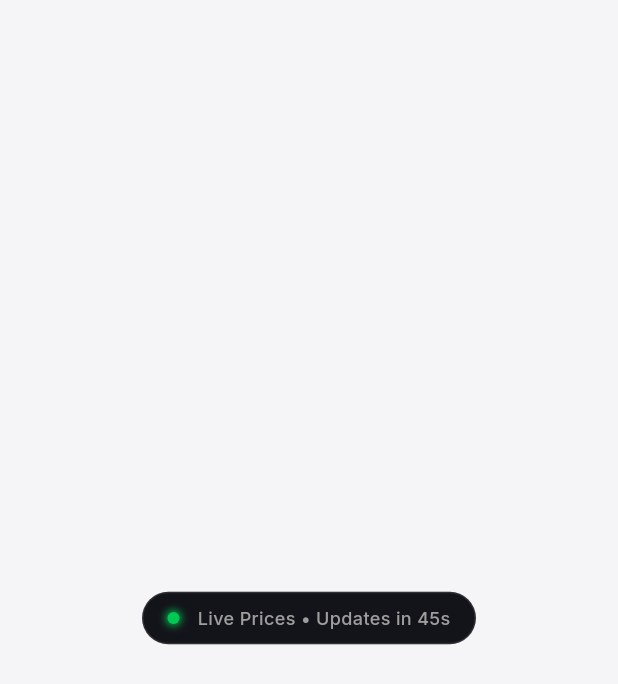
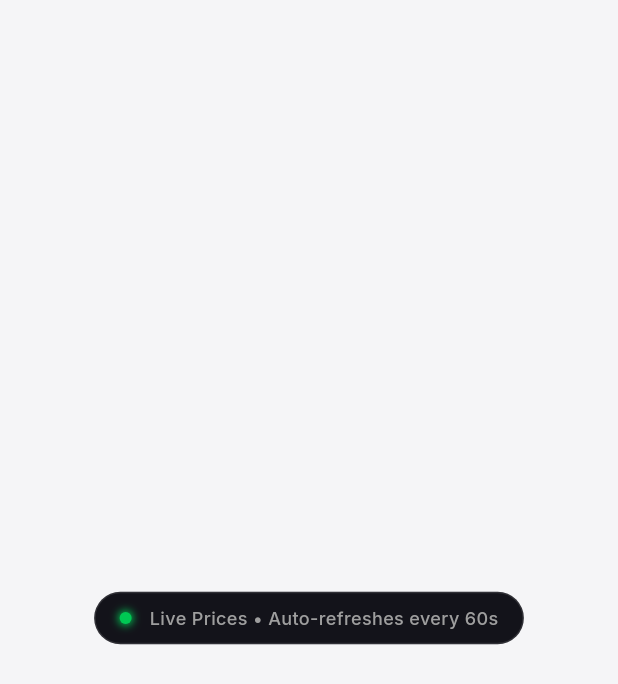
Before and after one commit to SSpiderlxx/bullion-tracker, a Flutter app: the LastUpdatedIndicator widget shown alone on an empty page, opened directly, on a phone screen of 412 x 824 dp. Shown: the top 684 px of the screen. Run offline on Flutter 3.47's test engine with Material 3 defaults, Android fonts, the phone set to English and light mode, and no system bars; our stand-ins replace csv, decimal, dio, file_picker, fl_chart, flutter_animate and 6 more; missing offline and left inert: sqlite3; network calls fail.

Commit message:
Clean up currency_selector, last_updated_indicator, and holdings_list_screen

```diff
--- a/lib/features/holdings/screens/holdings_list_screen.dart
+++ b/lib/features/holdings/screens/holdings_list_screen.dart
@@ -1,7 +1,6 @@
 import 'package:flutter/material.dart';
 import 'package:hooks_riverpod/hooks_riverpod.dart';
 import 'package:flutter_hooks/flutter_hooks.dart';
-import '../../../domain/entities/holding.dart';
 import '../../../domain/entities/metal_type.dart';
 import '../../../core/widgets/empty_state.dart';
 import '../widgets/holding_card.dart';
@@ -43,8 +42,8 @@ class HoldingsListScreen extends HookConsumerWidget {
 
           return CustomScrollView(
             slivers: [
-              SliverAppBar.large(
-                title: const Text('My Holdings'),
+              const SliverAppBar.large(
+                title: Text('My Holdings'),
                 pinned: true,
               ),
               SliverToBoxAdapter(
--- a/lib/features/prices/widgets/last_updated_indicator.dart
+++ b/lib/features/prices/widgets/last_updated_indicator.dart
@@ -37,9 +37,9 @@ class LastUpdatedIndicator extends StatelessWidget {
             ),
             const SizedBox(width: 12),
             Text(
-              'Live Prices • Updates in 45s',
+              'Live Prices • Auto-refreshes every 60s',
               style: GoogleFonts.inter(
-                color: AppColors.textSecondaryDark ?? Colors.grey[400],
+                color: AppColors.textSecondaryDark,
                 fontSize: 12,
                 fontWeight: FontWeight.w500,
               ),
```
Also changed, not shown: lib/features/prices/widgets/currency_selector.dart (+3 -5 lines).
